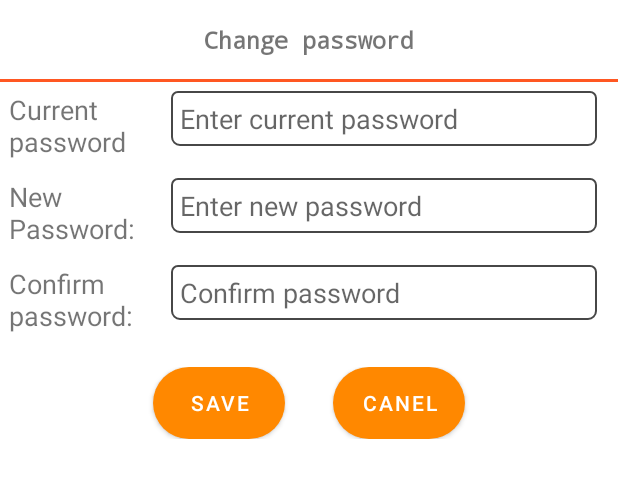
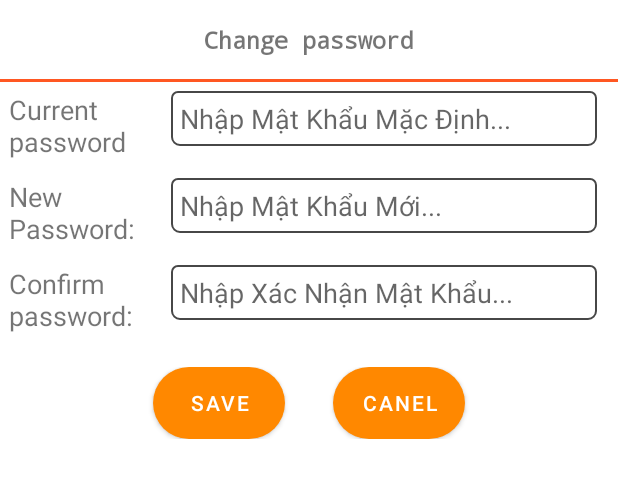
Before and after one commit to itnams/S-Job, an Android app: the layout bs_change_password.xml on its own in the app's theme, with its tools: preview values and no code run, on a phone screen of 412 x 824 dp. Shown: the top 478 px of the screen. Run offline under Robolectric (Android 15) with nearby library versions, the phone set to English and light mode, and no system bars.

Commit message:
fix unknow

```diff
--- a/app/src/main/java/com/example/s_job/Fragment/Company_Notification.java
+++ b/app/src/main/java/com/example/s_job/Fragment/Company_Notification.java
@@ -122,12 +122,13 @@ public class Company_Notification extends Fragment {
                 builder.setNegativeButton(getString(R.string.gui), new DialogInterface.OnClickListener() {
                     @Override
                     public void onClick(DialogInterface dialogInterface, int i) {
-                        Toast.makeText(getActivity(), "" + i, Toast.LENGTH_SHORT).show();
+                        Toast.makeText(getActivity(), getString(R.string.toastdaguiHotro), Toast.LENGTH_SHORT).show();
                     }
                 }).setPositiveButton(getString(R.string.khong), new DialogInterface.OnClickListener() {
                     @Override
                     public void onClick(DialogInterface dialogInterface, int i) {
-                        Toast.makeText(getActivity(), "" + i, Toast.LENGTH_SHORT).show();
+                        dialogInterface.dismiss();
+                        //Toast.makeText(getActivity(), "", Toast.LENGTH_SHORT).show();
                     }
                 });
 
--- a/app/src/main/java/com/example/s_job/Fragment/Company_Profile.java
+++ b/app/src/main/java/com/example/s_job/Fragment/Company_Profile.java
@@ -116,8 +116,7 @@ public class Company_Profile extends Fragment {
             public void onDataChange(@NonNull DataSnapshot snapshot) {
                 if (snapshot.exists()) {
                     company.setImage(((HashMap) snapshot.getValue()).get("Image").toString());
-                    Toast.makeText(getActivity(), ""
-                            + company.getImage(), Toast.LENGTH_SHORT).show();
+                    //Toast.makeText(getActivity(), "" + company.getImage(), Toast.LENGTH_SHORT).show();
                     if (!company.getImage().equals("")) {
                         db.mStorageRef.child(company.getImage() + ".jpg").getDownloadUrl().addOnSuccessListener(new OnSuccessListener<Uri>() {
                             @Override
--- a/app/src/main/res/layout/bs_change_password.xml
+++ b/app/src/main/res/layout/bs_change_password.xml
@@ -1,33 +1,36 @@
 <?xml version="1.0" encoding="utf-8"?>
-<LinearLayout
-    xmlns:android="http://schemas.android.com/apk/res/android"
+<LinearLayout xmlns:android="http://schemas.android.com/apk/res/android"
+    android:id="@+id/bs_change_password"
     android:layout_width="match_parent"
     android:layout_height="wrap_content"
-    android:id="@+id/bs_change_password"
-    android:orientation="vertical"
-    android:background="@drawable/bottom_sheet_bg">
+    android:background="@drawable/bottom_sheet_bg"
+    android:orientation="vertical">
+
     <TextView
         android:layout_width="match_parent"
         android:layout_height="wrap_content"
+        android:fontFamily="monospace"
+        android:gravity="center"
+        android:padding="15dp"
+        android:text="Change password"
         android:textSize="16sp"
-        android:text="Change password"
-        android:fontFamily="monospace"
-        android:textStyle="bold"
-        android:padding="15dp"
-        android:gravity="center"/>
+        android:textStyle="bold" />
+
     <View
         android:layout_width="match_parent"
         android:layout_height="2dp"
-        android:background="#FF5722"/>
+        android:background="#FF5722" />
+
     <LinearLayout
-        android:layout_margin="6dp"
         android:layout_width="match_parent"
         android:layout_height="wrap_content"
+        android:layout_margin="6dp"
         android:orientation="horizontal">
+
         <LinearLayout
-            android:layout_gravity="center"
             android:layout_width="match_parent"
             android:layout_height="wrap_content"
+            android:layout_gravity="center"
             android:layout_weight="3">
 
             <TextView
@@ -44,19 +47,21 @@
             android:layout_marginHorizontal="8dp"
             android:layout_weight="1"
             android:background="@drawable/edit_text"
-            android:hint="Enter current password"
+            android:hint="@string/inputPassMacDinh"
             android:inputType="textPassword"
             android:padding="6dp" />
     </LinearLayout>
+
     <LinearLayout
-        android:layout_margin="6dp"
         android:layout_width="match_parent"
         android:layout_height="wrap_content"
+        android:layout_margin="6dp"
         android:orientation="horizontal">
+
         <LinearLayout
-            android:layout_gravity="center"
             android:layout_width="match_parent"
             android:layout_height="wrap_content"
+            android:layout_gravity="center"
             android:layout_weight="3">
 
             <TextView
@@ -74,20 +79,21 @@
             android:layout_marginHorizontal="8dp"
             android:layout_weight="1"
             android:background="@drawable/edit_text"
-            android:hint="Enter new password"
+            android:hint="@string/inputPassMoi"
             android:inputType="textPassword"
             android:padding="6dp" />
     </LinearLayout>
 
     <LinearLayout
-        android:layout_margin="6dp"
         android:layout_width="match_parent"
         android:layout_height="wrap_content"
+        android:layout_margin="6dp"
         android:orientation="horizontal">
+
         <LinearLayout
-            android:layout_gravity="center"
             android:layout_width="match_parent"
             android:layout_height="wrap_content"
+            android:layout_gravity="center"
             android:layout_weight="3">
 
             <TextView
@@ -99,35 +105,38 @@
 
         <EditText
             android:id="@+id/et_confirm_pass_com"
-            android:inputType="textPassword"
-            android:layout_weight="1"
-            android:padding="6dp"
-            android:layout_marginHorizontal="8dp"
             android:layout_width="match_parent"
             android:layout_height="wrap_content"
+            android:layout_marginHorizontal="8dp"
+            android:layout_weight="1"
             android:background="@drawable/edit_text"
-            android:hint="Confirm password"/>
+            android:hint="@string/inputPassComfim"
+            android:inputType="textPassword"
+            android:padding="6dp" />
     </LinearLayout>
+
     <LinearLayout
-        android:paddingTop="16dp"
-        android:paddingBottom="32dp"
-        android:gravity="center"
         android:layout_width="match_parent"
         android:layout_height="wrap_content"
-        android:orientation="horizontal">
+        android:gravity="center"
+        android:orientation="horizontal"
+        android:paddingTop="16dp"
+        android:paddingBottom="32dp">
+
         <Button
             android:id="@+id/btn_save_company"
-            android:layout_marginEnd="16dp"
             android:layout_width="wrap_content"
             android:layout_height="wrap_content"
-            android:text="Save"
-            android:background="@drawable/custom_button"/>
+            android:layout_marginEnd="16dp"
+            android:background="@drawable/custom_button"
+            android:text="Save" />
+
         <Button
-            android:layout_marginStart="16dp"
+            android:id="@+id/cancel_button"
             android:layout_width="wrap_content"
             android:layout_height="wrap_content"
-            android:id="@+id/cancel_button"
-            android:text="Canel"
-            android:background="@drawable/custom_button"/>
+            android:layout_marginStart="16dp"
+            android:background="@drawable/custom_button"
+            android:text="Canel" />
     </LinearLayout>
 </LinearLayout>
--- a/app/src/main/res/values/strings.xml
+++ b/app/src/main/res/values/strings.xml
@@ -86,6 +86,12 @@
     <string name="toastDoiPass">Change Pass Success!!!</string>
     <string name="toastXacNhanPass">Mật Khẩu Mới Và Mật Khẩu Xác Nhận Không Khớp!!!</string>
     <string name="toastMatKhauMacDinhPass">Mật Khẩu Mặc Định Sai!!!</string>
+    <string name="toastdaguiHotro">Đã Gữi Hỗ Trợ!!!</string>
+    <string name="inputPassMacDinh">Nhập Mật Khẩu Mặc Định...</string>
+    <string name="inputPassMoi">Nhập Mật Khẩu Mới...</string>
+    <string name="inputPassComfim">Nhập Xác Nhận Mật Khẩu...</string>
+
+
     <!--    Nhan Custom String-->
     <!-- String of resetpass -->
     <string name="titlers">Reset Password</string>
```
Also changed, not shown: 2 other files.
